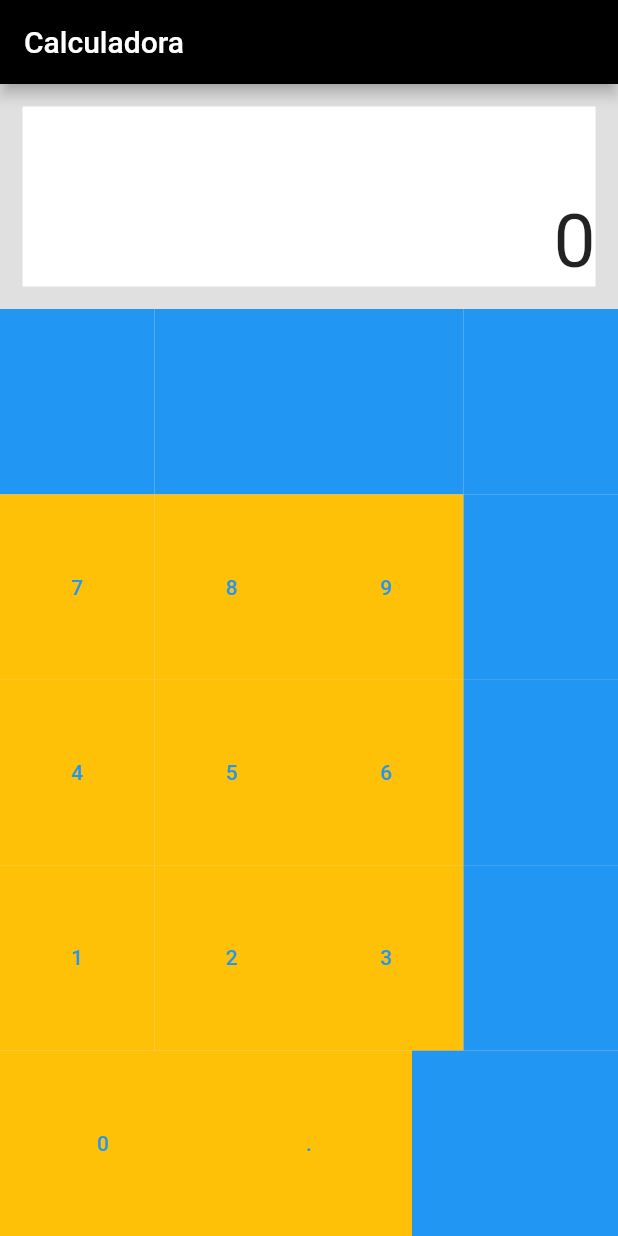
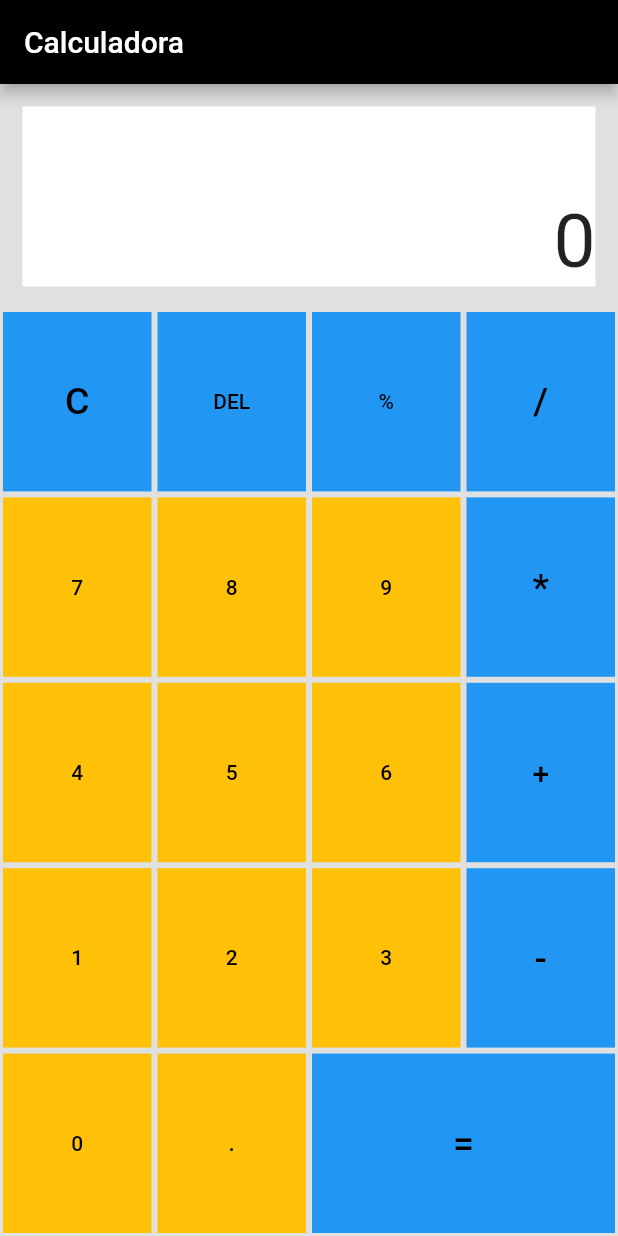
Before and after one commit to BrunoVieiraL/calculator, a Flutter app: the screen it shows after launch, on a phone screen of 412 x 824 dp. Run offline on Flutter 3.47's test engine with Material 2 defaults, Android fonts, the phone set to English and light mode, and no system bars; our stand-ins replace math_expressions.

Commit message:
uiUpdate_commit

```diff
--- a/lib/view/calculator_page.dart
+++ b/lib/view/calculator_page.dart
@@ -72,19 +72,29 @@ class _CalculatorPageState extends State<CalculatorPage> {
                       crossAxisAlignment: CrossAxisAlignment.stretch,
                       children: [
                         CustomButton(
+                            customFlex: 1,
+                            keyTextColor: Colors.black,
                             keyText: 'C',
+                            keySize: 25,
                             keyColor: Colors.blue,
                             onPress: () => {resetar()}),
                         CustomButton(
+                            customFlex: 1,
+                            keyTextColor: Colors.black,
                             keyText: 'DEL',
                             keyColor: Colors.blue,
                             onPress: () => {resetar()}),
                         CustomButton(
+                            customFlex: 1,
+                            keyTextColor: Colors.black,
                             keyText: '%',
                             keyColor: Colors.blue,
                             onPress: () => {setarValor('%')}),
                         CustomButton(
+                            customFlex: 1,
+                            keyTextColor: Colors.black,
                             keyText: '/',
+                            keySize: 25,
                             keyColor: Colors.blue,
                             onPress: () => {setarValor('÷')}),
                       ],
@@ -95,19 +105,28 @@ class _CalculatorPageState extends State<CalculatorPage> {
                       crossAxisAlignment: CrossAxisAlignment.stretch,
                       children: [
                         CustomButton(
+                            customFlex: 1,
+                            keyTextColor: Colors.black,
                             keyColor: Colors.amber,
                             keyText: '7',
                             onPress: () => {setarValor('7')}),
                         CustomButton(
+                            customFlex: 1,
+                            keyTextColor: Colors.black,
                             keyColor: Colors.amber,
                             keyText: '8',
                             onPress: () => {setarValor('8')}),
                         CustomButton(
+                            customFlex: 1,
+                            keyTextColor: Colors.black,
                             keyColor: Colors.amber,
                             keyText: '9',
                             onPress: () => {setarValor('9')}),
                         CustomButton(
+                            customFlex: 1,
+                            keyTextColor: Colors.black,
                             keyText: '*',
+                            keySize: 25,
                             keyColor: Colors.blue,
                             onPress: () => {setarValor('*')}),
                       ],
@@ -118,19 +137,28 @@ class _CalculatorPageState extends State<CalculatorPage> {
                       crossAxisAlignment: CrossAxisAlignment.stretch,
                       children: [
                         CustomButton(
+                            customFlex: 1,
+                            keyTextColor: Colors.black,
                             keyColor: Colors.amber,
                             keyText: '4',
                             onPress: () => {setarValor('4')}),
                         CustomButton(
+                            customFlex: 1,
+                            keyTextColor: Colors.black,
                             keyColor: Colors.amber,
                             keyText: '5',
                             onPress: () => {setarValor('5')}),
                         CustomButton(
+                            customFlex: 1,
+                            keyTextColor: Colors.black,
                             keyColor: Colors.amber,
                             keyText: '6',
                             onPress: () => {setarValor('6')}),
                         CustomButton(
+                            customFlex: 1,
+                            keyTextColor: Colors.black,
                             keyText: '+',
+                            keySize: 20,
                             keyColor: Colors.blue,
                             onPress: () => {setarValor('+')}),
                       ],
@@ -141,19 +169,28 @@ class _CalculatorPageState extends State<CalculatorPage> {
                       crossAxisAlignment: CrossAxisAlignment.stretch,
                       children: [
                         CustomButton(
+                            customFlex: 1,
+                            keyTextColor: Colors.black,
                             keyColor: Colors.amber,
                             keyText: '1',
                             onPress: () => {setarValor('1')}),
                         CustomButton(
+                            customFlex: 1,
+                            keyTextColor: Colors.black,
                             keyColor: Colors.amber,
                             keyText: '2',
                             onPress: () => {setarValor('2')}),
                         CustomButton(
+                            customFlex: 1,
+                            keyTextColor: Colors.black,
                             keyColor: Colors.amber,
                             keyText: '3',
                             onPress: () => {setarValor('3')}),
                         CustomButton(
+                            customFlex: 1,
+                            keyTextColor: Colors.black,
                             keyText: '-',
+                            keySize: 25,
                             keyColor: Colors.blue,
                             onPress: () => {setarValor('-')}),
                       ],
@@ -164,15 +201,23 @@ class _CalculatorPageState extends State<CalculatorPage> {
                       crossAxisAlignment: CrossAxisAlignment.stretch,
                       children: [
                         CustomButton(
+                            customFlex: 1,
+                            keyTextColor: Colors.black,
                             keyText: '0',
                             keyColor: Colors.amber,
                             onPress: () => {setarValor('0')}),
                         CustomButton(
+                            customFlex: 1,
+                            keyTextColor: Colors.black,
                             keyText: '.',
+                            keySize: 15,
                             keyColor: Colors.amber,
                             onPress: () => {setarValor('.')}),
                         CustomButton(
+                            customFlex: 2,
+                            keyTextColor: Colors.black,
                             keyText: '=',
+                            keySize: 25,
                             keyColor: Colors.blue,
                             onPress: () => realizarCalculo()),
                       ],
--- a/lib/widget/calculator_button.dart
+++ b/lib/widget/calculator_button.dart
@@ -2,22 +2,33 @@ import 'package:flutter/material.dart';
 
 class CustomButton extends StatelessWidget {
   const CustomButton({
+    Key? key,
     required this.keyColor,
+    required this.keyTextColor,
     required this.keyText,
+    this.keySize,
     required this.onPress,
-    Key? key,
+    required this.customFlex,
   }) : super(key: key);
   final Color keyColor;
+  final Color keyTextColor;
   final String keyText;
+  final double? keySize;
+  final int customFlex;
   final Function() onPress;
 
   @override
   Widget build(BuildContext context) {
     return Expanded(
+      flex: customFlex,
       child: Container(
+        margin: const EdgeInsets.all(2),
         color: keyColor,
         child: TextButton(
-          child: Text(keyText),
+          child: Text(
+            keyText,
+            style: TextStyle(color: keyTextColor, fontSize: keySize),
+          ),
           onPressed: onPress,
           //style: TextButton.styleFrom(),
         ),
```
